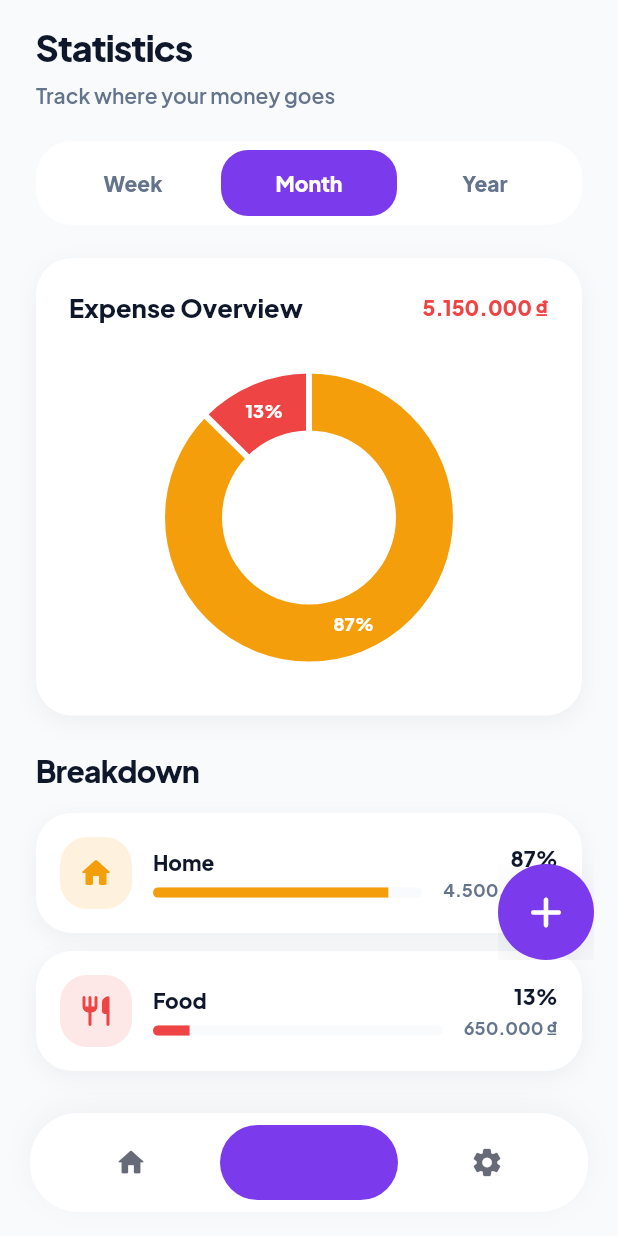
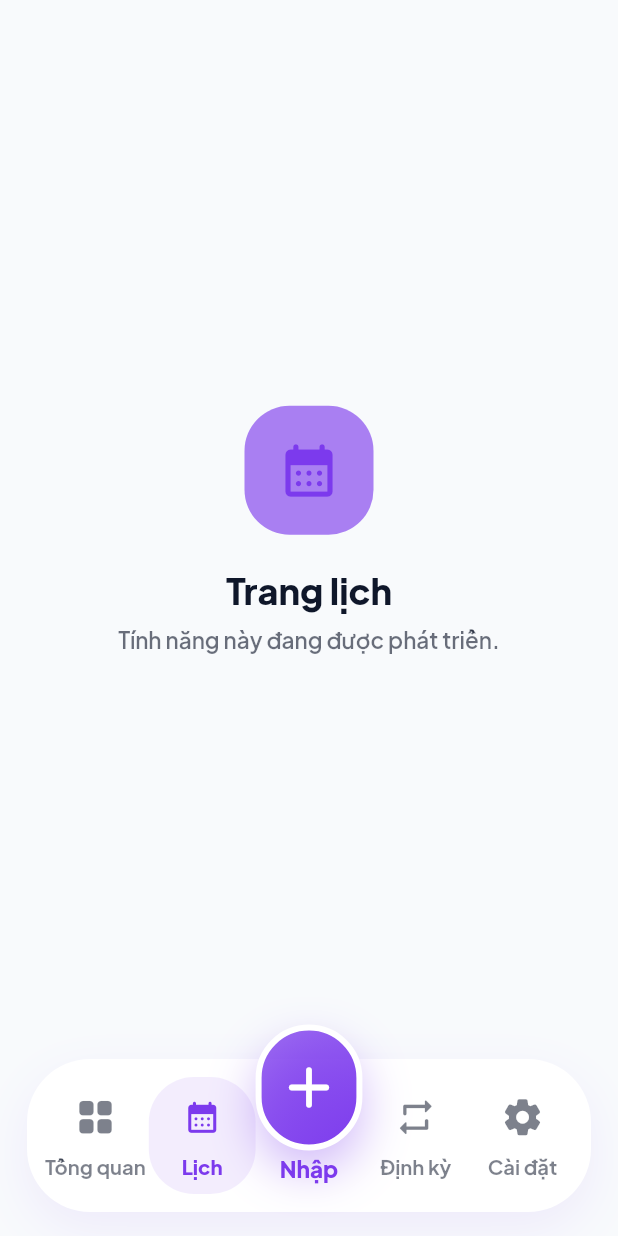
Before and after one commit to nxmtuan/quan-ly-chi-tieu, a Flutter app: the screen it shows after launch, item 2 of the bottom bar chosen, on a phone screen of 412 x 824 dp. Run offline on Flutter 3.47's test engine with Material 3 defaults, Android fonts, the phone set to English and light mode, and no system bars; drawn by our look-alikes of fl_chart, flutter_animate; our stand-ins replace flutter_riverpod, go_router, google_fonts, google_sign_in, shared_preferences; missing offline and left inert: google_sign_in_platform_interface, google_sign_in_web.

Commit message:
fix action button style

```diff
--- a/lib/src/core/router/app_router.dart
+++ b/lib/src/core/router/app_router.dart
@@ -2,6 +2,7 @@ import 'package:flutter/material.dart';
 import 'package:go_router/go_router.dart';
 
 import '../../features/home/home_dashboard_screen.dart';
+import '../../features/placeholder/coming_soon_screen.dart';
 import '../../features/settings/settings_screen.dart';
 import '../../features/shell/app_shell.dart';
 import '../../features/statistics/statistics_screen.dart';
@@ -21,9 +22,33 @@ final appRouter = GoRouter(
           },
         ),
         GoRoute(
+          path: '/calendar',
+          pageBuilder: (context, state) {
+            return _buildPage(
+              state: state,
+              child: const ComingSoonScreen(
+                title: 'Trang lịch',
+                icon: Icons.calendar_month_rounded,
+              ),
+            );
+          },
+        ),
+        GoRoute(
           path: '/statistics',
           pageBuilder: (context, state) {
             return _buildPage(state: state, child: const StatisticsScreen());
+          },
+        ),
+        GoRoute(
+          path: '/recurring',
+          pageBuilder: (context, state) {
+            return _buildPage(
+              state: state,
+              child: const ComingSoonScreen(
+                title: 'Giao dịch định kỳ',
+                icon: Icons.repeat_rounded,
+              ),
+            );
           },
         ),
         GoRoute(
--- /dev/null
+++ b/lib/src/features/placeholder/coming_soon_screen.dart
@@ -0,0 +1,57 @@
+import 'package:flutter/material.dart';
+
+class ComingSoonScreen extends StatelessWidget {
+  const ComingSoonScreen({super.key, required this.title, required this.icon});
+
+  final String title;
+  final IconData icon;
+
+  @override
+  Widget build(BuildContext context) {
+    final colors = Theme.of(context).colorScheme;
+
+    return Scaffold(
+      body: SafeArea(
+        child: Center(
+          child: Padding(
+            padding: const EdgeInsets.all(24),
+            child: Column(
+              mainAxisSize: MainAxisSize.min,
+              children: [
+                Container(
+                  width: 86,
+                  height: 86,
+                  decoration: BoxDecoration(
+                    color: colors.primaryContainer.withValues(alpha: 0.64),
+                    borderRadius: BorderRadius.circular(30),
+                  ),
+                  child: Icon(icon, color: colors.primary, size: 42),
+                ),
+                const SizedBox(height: 22),
+                Text(
+                  title,
+                  textAlign: TextAlign.center,
+                  style: TextStyle(
+                    color: colors.onSurface,
+                    fontSize: 24,
+                    fontWeight: FontWeight.w900,
+                  ),
+                ),
+                const SizedBox(height: 8),
+                Text(
+                  'Tính năng này đang được phát triển.',
+                  textAlign: TextAlign.center,
+                  style: TextStyle(
+                    color: colors.onSurface.withValues(alpha: 0.62),
+                    fontSize: 15,
+                    fontWeight: FontWeight.w600,
+                  ),
+                ),
+              ],
+            ),
+          ),
+        ),
+      ),
+    );
+  }
+}
--- a/lib/src/features/shell/app_shell.dart
+++ b/lib/src/features/shell/app_shell.dart
@@ -16,24 +16,11 @@ class AppShell extends StatelessWidget {
 
     return Scaffold(
       body: SafeArea(child: child),
-      floatingActionButtonLocation: FloatingActionButtonLocation.endFloat,
-      floatingActionButton: Padding(
-        padding: const EdgeInsets.only(bottom: 86),
-        child:
-            _AddTransactionButton(onTap: () => showAddTransactionSheet(context))
-                .animate(delay: 180.ms)
-                .fadeIn(duration: 260.ms)
-                .scale(
-                  begin: const Offset(0.72, 0.72),
-                  end: const Offset(1, 1),
-                  duration: 360.ms,
-                  curve: Curves.easeOutBack,
-                ),
-      ),
       bottomNavigationBar:
           CustomBottomNavBar(
                 currentIndex: currentIndex,
                 onTap: (index) => _goToIndex(context, index),
+                onAddTransaction: () => showAddTransactionSheet(context),
               )
               .animate()
               .fadeIn(duration: 260.ms)
@@ -48,8 +35,9 @@ class AppShell extends StatelessWidget {
 
   int _indexForPath(String path) {
     return switch (path) {
-      '/statistics' => 1,
-      '/settings' => 2,
+      '/calendar' => 1,
+      '/recurring' => 3,
+      '/settings' => 4,
       _ => 0,
     };
   }
@@ -59,45 +47,13 @@ class AppShell extends StatelessWidget {
       case 0:
         context.go('/');
       case 1:
-        context.go('/statistics');
+        context.go('/calendar');
       case 2:
+        showAddTransactionSheet(context);
+      case 3:
+        context.go('/recurring');
+      case 4:
         context.go('/settings');
     }
   }
 }
-
-class _AddTransactionButton extends StatelessWidget {
-  const _AddTransactionButton({required this.onTap});
-
-  final VoidCallback onTap;
-
-  @override
-  Widget build(BuildContext context) {
-    final colors = Theme.of(context).colorScheme;
-    final isDark = Theme.of(context).brightness == Brightness.dark;
-
-    return Material(
-      color: Colors.transparent,
-      child: InkWell(
-        onTap: onTap,
-        borderRadius: BorderRadius.circular(999),
-        child: Ink(
-          width: 64,
-          height: 64,
-          decoration: BoxDecoration(
-            color: colors.primary,
-            borderRadius: BorderRadius.circular(999),
-            boxShadow: [
-              BoxShadow(
-                color: colors.shadow.withValues(alpha: isDark ? 0.35 : 0.08),
-                blurRadius: isDark ? 12 : 24,
-                offset: const Offset(0, 8),
-              ),
-            ],
-          ),
-          child: const Icon(Icons.add_rounded, color: Colors.white, size: 34),
-        ),
-      ),
-    );
-  }
-}
--- a/lib/src/features/shell/custom_bottom_nav_bar.dart
+++ b/lib/src/features/shell/custom_bottom_nav_bar.dart
@@ -6,32 +6,38 @@ class CustomBottomNavBar extends StatelessWidget {
     super.key,
     required this.currentIndex,
     required this.onTap,
+    required this.onAddTransaction,
   });
 
   final int currentIndex;
   final ValueChanged<int> onTap;
+  final VoidCallback onAddTransaction;
 
   @override
   Widget build(BuildContext context) {
     final colors = Theme.of(context).colorScheme;
     final isDark = Theme.of(context).brightness == Brightness.dark;
+    final barColor = isDark ? colors.surface : Colors.white;
     final items = [
-      const _NavItem(Icons.home_rounded, 'Home'),
-      const _NavItem(Icons.bar_chart_rounded, 'Stats'),
-      const _NavItem(Icons.settings_rounded, 'Settings'),
+      const _NavItem(Icons.grid_view_rounded, 'Tổng quan'),
+      const _NavItem(Icons.calendar_month_rounded, 'Lịch'),
+      const _NavItem(Icons.add_rounded, 'Nhập', isAction: true),
+      const _NavItem(Icons.repeat_rounded, 'Định kỳ'),
+      const _NavItem(Icons.settings_rounded, 'Cài đặt'),
     ];
 
     return Container(
-      margin: const EdgeInsets.fromLTRB(20, 0, 20, 16),
-      padding: const EdgeInsets.all(8),
+      height: 102,
+      margin: const EdgeInsets.fromLTRB(18, 0, 18, 16),
+      padding: const EdgeInsets.symmetric(horizontal: 10, vertical: 12),
       decoration: BoxDecoration(
-        color: colors.surface,
-        borderRadius: BorderRadius.circular(32),
+        color: barColor,
+        borderRadius: BorderRadius.circular(42),
         boxShadow: [
           BoxShadow(
-            color: colors.shadow.withValues(alpha: isDark ? 0.3 : 0.04),
-            blurRadius: isDark ? 8 : 16,
-            offset: const Offset(0, -4),
+            color: colors.primary.withValues(alpha: isDark ? 0.18 : 0.08),
+            blurRadius: isDark ? 18 : 28,
+            offset: const Offset(0, 12),
           ),
         ],
       ),
@@ -43,7 +49,9 @@ class CustomBottomNavBar extends StatelessWidget {
                   _NavButton(
                         item: items[index],
                         selected: currentIndex == index,
-                        onTap: () => onTap(index),
+                        onTap: items[index].isAction
+                            ? onAddTransaction
+                            : () => onTap(index),
                       )
                       .animate(delay: Duration(milliseconds: 50 * index))
                       .fadeIn(duration: 220.ms)
@@ -74,40 +82,95 @@ class _NavButton extends StatelessWidget {
   @override
   Widget build(BuildContext context) {
     final colors = Theme.of(context).colorScheme;
+    final isAction = item.isAction;
+    final inactiveColor = colors.onSurface.withValues(alpha: 0.54);
+    final foreground = selected
+        ? colors.primary
+        : colors.onSurface.withValues(alpha: isAction ? 0.92 : 0.54);
 
     return InkWell(
       onTap: onTap,
-      borderRadius: BorderRadius.circular(24),
+      borderRadius: BorderRadius.circular(isAction ? 999 : 30),
       child: AnimatedContainer(
         duration: const Duration(milliseconds: 220),
-        padding: const EdgeInsets.symmetric(vertical: 14),
+        height: 78,
+        padding: EdgeInsets.only(
+          top: isAction ? 0 : 10,
+          bottom: isAction ? 0 : 9,
+        ),
         decoration: BoxDecoration(
-          color: selected ? colors.primaryContainer : Colors.transparent,
+          color: selected && !isAction
+              ? colors.primary.withValues(alpha: 0.09)
+              : Colors.transparent,
+          borderRadius: BorderRadius.circular(30),
+        ),
+        child: Column(
+          mainAxisSize: MainAxisSize.min,
+          children: [
+            if (isAction)
+              Transform.translate(
+                offset: const Offset(0, -35),
+                child: AnimatedContainer(
+                  duration: const Duration(milliseconds: 220),
+                  width: 84,
+                  height: 84,
+                  decoration: BoxDecoration(
+                    gradient: LinearGradient(
+                      begin: Alignment.topLeft,
+                      end: Alignment.bottomRight,
+                      colors: [
+                        colors.primary.withValues(alpha: 0.72),
+                        colors.primary,
+                      ],
+                    ),
                     borderRadius: BorderRadius.circular(999),
+                    border: Border.all(color: Colors.white, width: 4),
+                    boxShadow: [
+                      BoxShadow(
+                        color: colors.primary.withValues(alpha: 0.34),
+                        blurRadius: 26,
+                        offset: const Offset(0, 14),
                       ),
-        child: Row(
-          mainAxisAlignment: MainAxisAlignment.center,
-          children: [
-            Icon(
+                    ],
+                  ),
+                  child: const Icon(
+                    Icons.add_rounded,
+                    color: Colors.white,
+                    size: 46,
+                  ),
+                ),
+              )
+            else
+              AnimatedContainer(
+                duration: const Duration(milliseconds: 220),
+                height: 34,
+                alignment: Alignment.center,
+                child: Icon(
                   item.icon,
-              color: selected
-                  ? colors.primary
-                  : colors.onSurface.withValues(alpha: 0.64),
-              size: 22,
+                  color: foreground,
+                  size: selected ? 25 : 29,
                 ),
-            if (selected) ...[
-              const SizedBox(width: 8),
-              Flexible(
+              ),
+            SizedBox(height: isAction ? 0 : 7),
+            Transform.translate(
+              offset: Offset(0, isAction ? -33 : 0),
               child: Text(
                 item.label,
+                maxLines: 1,
                 overflow: TextOverflow.ellipsis,
                 style: TextStyle(
-                    color: colors.primary,
-                    fontWeight: FontWeight.w800,
+                  color: isAction
+                      ? colors.primary
+                      : selected
+                      ? colors.primary
+                      : inactiveColor,
+                  fontSize: isAction ? 15 : 13.5,
+                  fontWeight: selected || isAction
+                      ? FontWeight.w900
+                      : FontWeight.w700,
                 ),
               ),
             ),
-            ],
           ],
         ),
       ),
@@ -116,8 +179,9 @@ class _NavButton extends StatelessWidget {
 }
 
 class _NavItem {
-  const _NavItem(this.icon, this.label);
+  const _NavItem(this.icon, this.label, {this.isAction = false});
 
   final IconData icon;
   final String label;
+  final bool isAction;
 }
```
Lines whose indentation alone changed are shown as unchanged.
